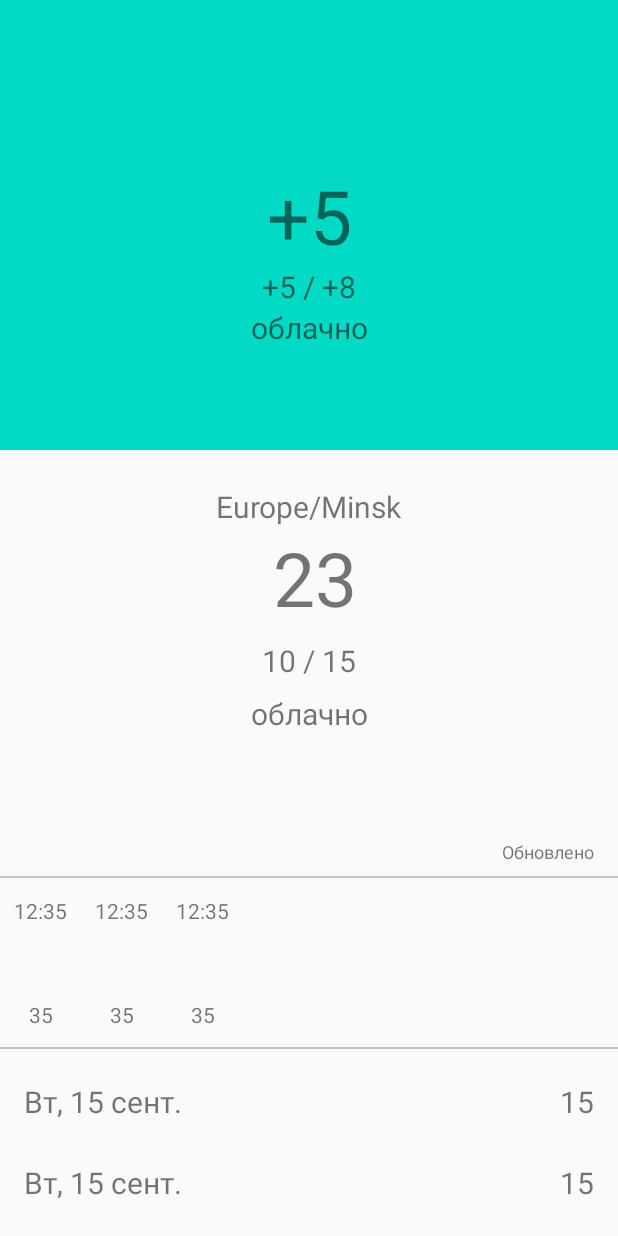
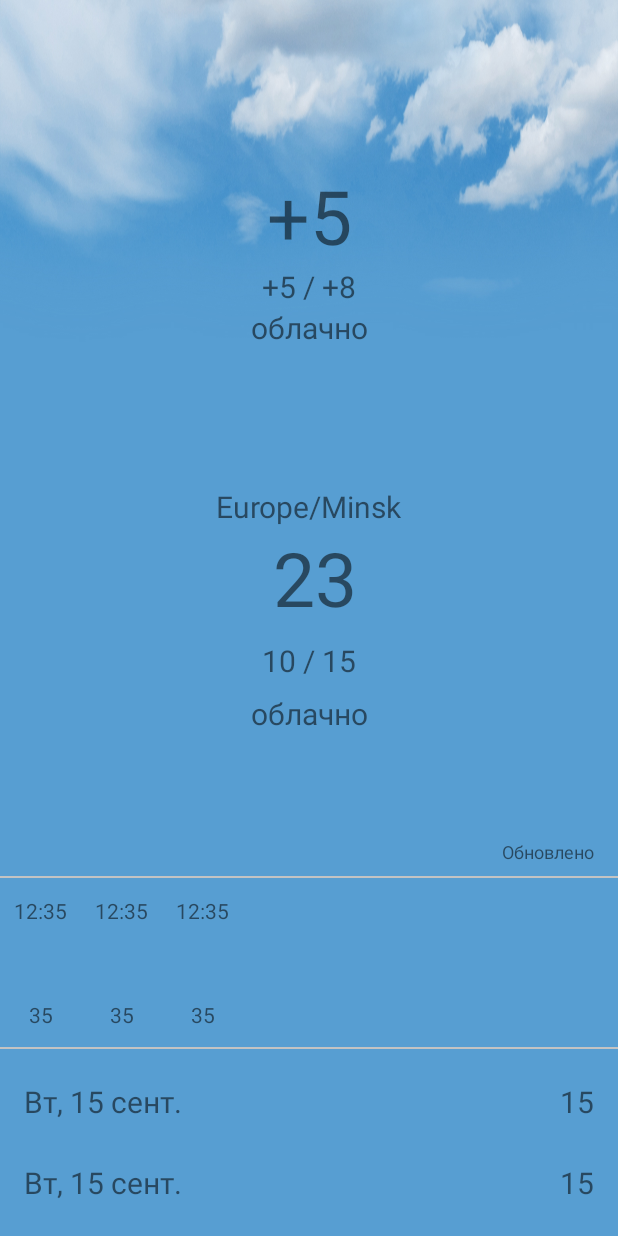
Before and after one commit to pashssh/Weather, an Android app: the layout weather_fragment.xml on its own in the app's theme, with its tools: preview values and no code run, on a phone screen of 412 x 824 dp. Run offline under Robolectric (Android 15) with nearby library versions, the phone set to English and light mode, and no system bars.

Commit message:
fix background

```diff
--- a/app/src/main/res/layout/weather_fragment.xml
+++ b/app/src/main/res/layout/weather_fragment.xml
@@ -13,66 +13,78 @@
 
     <androidx.coordinatorlayout.widget.CoordinatorLayout
         android:layout_width="match_parent"
-        android:layout_height="match_parent">
+        android:layout_height="match_parent"
+        android:background="@drawable/bg_mostly_cloudy"
+        android:backgroundTintMode="multiply"
+        >
+
 
         <com.google.android.material.appbar.AppBarLayout
             android:id="@+id/app_bar"
             android:layout_width="match_parent"
             android:layout_height="300dp"
+            android:background="@android:color/transparent"
+            app:elevation="0dp"
             android:fitsSystemWindows="true">
 
             <com.google.android.material.appbar.CollapsingToolbarLayout
                 android:id="@+id/toolbar_layout"
                 android:layout_width="match_parent"
                 android:layout_height="match_parent"
-                android:background="@color/colorAccent"
                 android:fitsSystemWindows="true"
+                app:collapsedTitleGravity="center"
                 app:collapsedTitleTextAppearance="@style/TextAppearance.MyApp.Title.Collapsed"
-                app:expandedTitleTextAppearance="@style/TextAppearance.MyApp.Title.Expanded"
-                app:contentScrim="?attr/colorPrimary"
+                app:contentScrim="@android:color/transparent"
                 app:expandedTitleGravity="top|center"
                 app:expandedTitleMarginTop="90dp"
-                app:collapsedTitleGravity="center"
+                app:expandedTitleTextAppearance="@style/TextAppearance.MyApp.Title.Expanded"
                 app:layout_scrollFlags="scroll|exitUntilCollapsed"
                 app:toolbarId="@+id/toolbar">
+
+<!--                <ImageView-->
+<!--                    android:layout_width="match_parent"-->
+<!--                    android:layout_height="match_parent"-->
+<!--                    android:background="@drawable/bg_mostly_cloudy"-->
+<!--                    android:scaleType="center"-->
+<!--                    />-->
 
                 <androidx.appcompat.widget.Toolbar
                     android:id="@+id/toolbar"
                     android:layout_width="match_parent"
                     android:layout_height="?attr/actionBarSize"
-                    app:layout_collapseMode="pin"/>
+                    app:layout_collapseMode="pin" />
 
                 <LinearLayout
-                    app:layout_collapseMode="parallax"
-                    app:layout_collapseParallaxMultiplier="2"
-                    android:layout_marginTop="110dp"
                     android:layout_width="match_parent"
                     android:layout_height="wrap_content"
-                    android:orientation="vertical">
+                    android:layout_marginTop="110dp"
+                    android:orientation="vertical"
+                    app:layout_collapseMode="parallax"
+                    app:layout_collapseParallaxMultiplier="1.3">
 
                     <TextView
                         android:layout_width="match_parent"
                         android:layout_height="wrap_content"
                         android:text="@{@string/temp_format(viewModel.dataWeather.temperature)}"
                         android:textAlignment="center"
-                        tools:text="+5"
-                        android:textSize="50sp" />
+                        android:textSize="50sp"
+                        tools:text="+5" />
 
                     <TextView
                         android:layout_width="match_parent"
                         android:layout_height="wrap_content"
                         android:text="@{@string/temp_format(viewModel.dataWeather.minTemp)}"
                         android:textAlignment="center"
-                        tools:text="+5 / +8"
-                        android:textSize="20dp"/>
+                        android:textSize="20dp"
+                        tools:text="+5 / +8" />
 
                     <TextView
                         android:layout_width="match_parent"
                         android:layout_height="wrap_content"
                         android:text="@{viewModel.dataWeather.cloudsDescription}"
-                        tools:text="облачно"
                         android:textAlignment="center"
-                        android:textSize="20sp"/>
+                        android:textSize="20sp"
+                        tools:text="облачно" />
                 </LinearLayout>
 
 
@@ -83,12 +95,12 @@
 
 
         <androidx.core.widget.NestedScrollView
-            app:layout_anchor="@id/app_bar"
-            app:layout_behavior="@string/appbar_scrolling_view_behavior"
-            app:layout_anchorGravity="bottom"
             android:layout_width="match_parent"
             android:layout_height="wrap_content"
-            android:overScrollMode="never">
+            android:overScrollMode="never"
+            app:layout_anchor="@id/app_bar"
+            app:layout_anchorGravity="bottom"
+            app:layout_behavior="@string/appbar_scrolling_view_behavior">
 
             <androidx.constraintlayout.widget.ConstraintLayout
                 android:layout_width="match_parent"
--- a/app/src/main/res/values/styles.xml
+++ b/app/src/main/res/values/styles.xml
@@ -16,13 +16,11 @@
     <style name="TextAppearance.MyApp.Title.Collapsed" parent="android:TextAppearance">
         <item name="android:textColor">@android:color/white</item>
         <item name="android:textSize">11sp</item>
-        <item name="android:layout_marginEnd">10dp</item>
     </style>
 
     <style name="TextAppearance.MyApp.Title.Expanded" parent="android:TextAppearance">
         <item name="android:textColor">@android:color/white</item>
         <item name="android:textSize">11sp</item>
-        <item name="android:layout_marginEnd">10dp</item>
 
     </style>
 
```
Also changed, not shown: app/src/main/res/drawable-v24/bg_mostly_cloudy.jpg (added), app/src/main/res/drawable-v24/bg_weather_most_cloudy_day.jpg (added), app/src/main/res/drawable-v24/sky.jpeg (added).
